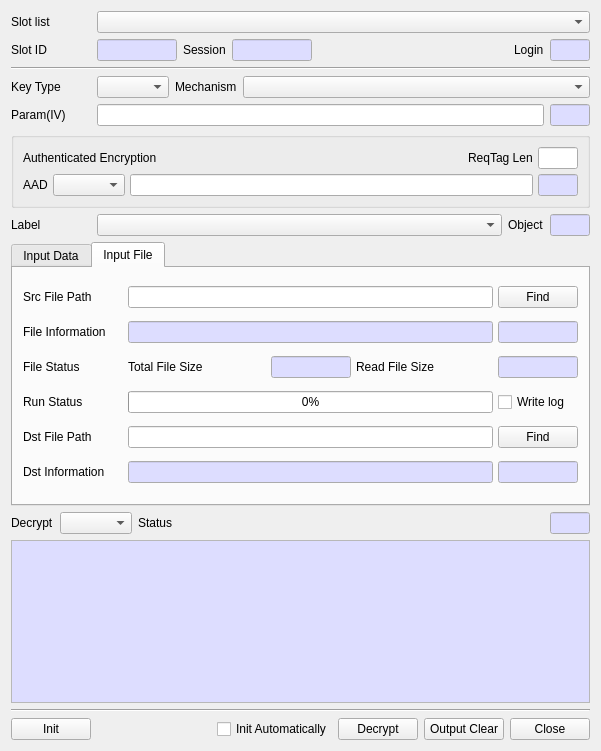
The window that CryptokiMan/decrypt_dlg.ui (jykim74/CryptokiMan) describes before a commit, drawn with Qt 5.
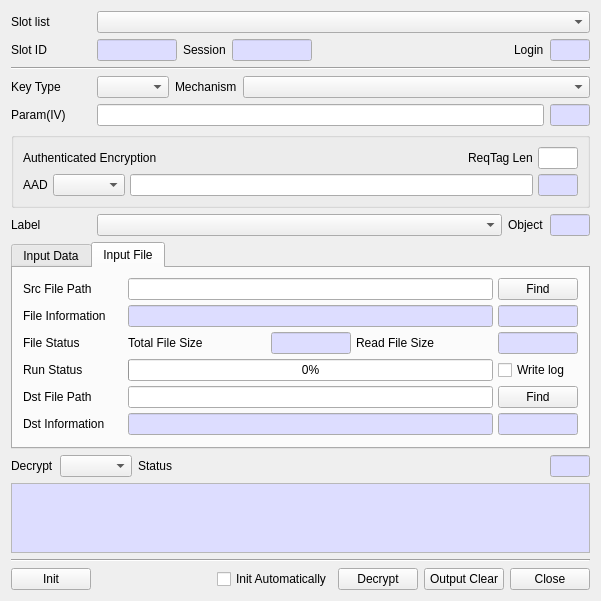
The same window after the commit.

The edit to the form file:
```diff
--- a/CryptokiMan/decrypt_dlg.ui
+++ b/CryptokiMan/decrypt_dlg.ui
@@ -7,7 +7,7 @@
     <x>0</x>
     <y>0</y>
     <width>601</width>
-    <height>751</height>
+    <height>596</height>
    </rect>
   </property>
   <property name="windowTitle">
```
